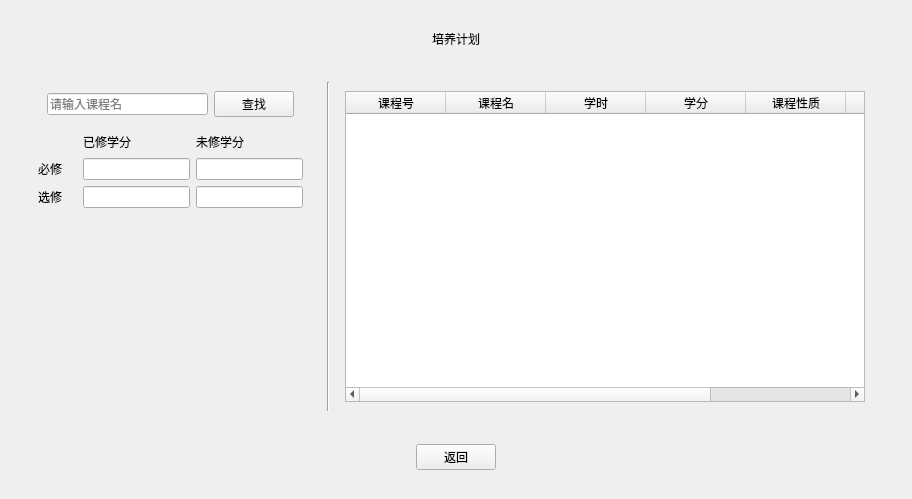
Qt form student.ui (Database-Course-Developers/Educational_Administration_System) before a commit.
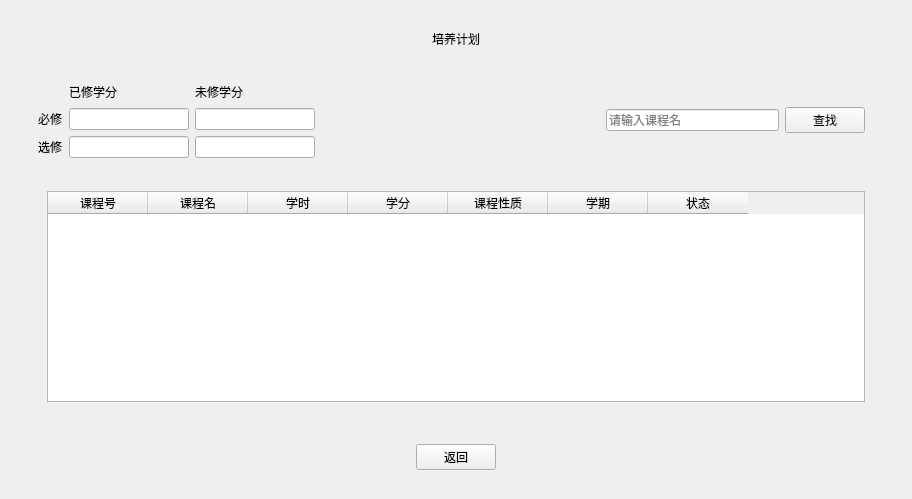
The same form after that commit.

Diff of the .ui file:
```diff
--- a/student.ui
+++ b/student.ui
@@ -640,75 +640,34 @@
        </item>
        <item>
         <widget class="QWidget" name="widget_22" native="true">
-         <layout class="QHBoxLayout" name="horizontalLayout_18" stretch="1,2">
+         <layout class="QVBoxLayout" name="verticalLayout_10" stretch="2,0">
           <item>
            <widget class="QWidget" name="widget_21" native="true">
-            <layout class="QVBoxLayout" name="verticalLayout_10">
-             <item>
-              <widget class="QWidget" name="widget_25" native="true">
-               <layout class="QHBoxLayout" name="horizontalLayout_21">
-                <item>
-                 <widget class="QLineEdit" name="stuPlan_search_line">
-                  <property name="placeholderText">
-                   <string>请输入课程名</string>
-                  </property>
-                 </widget>
-                </item>
-                <item>
-                 <widget class="QPushButton" name="pb_stuPlan_search_by_cname">
-                  <property name="text">
-                   <string>查找</string>
-                  </property>
-                 </widget>
-                </item>
-               </layout>
-              </widget>
-             </item>
+            <property name="maximumSize">
+             <size>
+              <width>16777215</width>
+              <height>94</height>
+             </size>
+            </property>
+            <layout class="QHBoxLayout" name="horizontalLayout_22">
              <item>
               <layout class="QGridLayout" name="gridLayout_3">
-               <item row="0" column="0">
-                <spacer name="horizontalSpacer_12">
-                 <property name="orientation">
-                  <enum>Qt::Horizontal</enum>
-                 </property>
-                 <property name="sizeHint" stdset="0">
-                  <size>
-                   <width>40</width>
-                   <height>20</height>
-                  </size>
-                 </property>
-                </spacer>
-               </item>
-               <item row="1" column="1">
-                <widget class="QLineEdit" name="lE_pass_1"/>
-               </item>
-               <item row="0" column="2">
-                <widget class="QLabel" name="label_19">
-                 <property name="text">
-                  <string>未修学分</string>
-                 </property>
-                </widget>
-               </item>
                <item row="1" column="2">
                 <widget class="QLineEdit" name="lE_nopass_1"/>
                </item>
-               <item row="2" column="0">
-                <widget class="QLabel" name="label_21">
-                 <property name="text">
-                  <string>选修</string>
-                 </property>
-                </widget>
-               </item>
                <item row="2" column="1">
                 <widget class="QLineEdit" name="lE_pass_0"/>
                </item>
-               <item row="1" column="0">
-                <widget class="QLabel" name="label_20">
+               <item row="0" column="2">
+                <widget class="QLabel" name="label_19">
                  <property name="text">
-                  <string>必修</string>
+                  <string>未修学分</string>
                  </property>
                 </widget>
                </item>
+               <item row="1" column="1">
+                <widget class="QLineEdit" name="lE_pass_1"/>
+               </item>
                <item row="0" column="1">
                 <widget class="QLabel" name="label_22">
                  <property name="text">
@@ -716,37 +675,64 @@
                  </property>
                 </widget>
                </item>
+               <item row="1" column="0">
+                <widget class="QLabel" name="label_20">
+                 <property name="text">
+                  <string>必修</string>
+                 </property>
+                </widget>
+               </item>
+               <item row="2" column="0">
+                <widget class="QLabel" name="label_21">
+                 <property name="text">
+                  <string>选修</string>
+                 </property>
+                </widget>
+               </item>
                <item row="2" column="2">
                 <widget class="QLineEdit" name="lE_nopass_0"/>
                </item>
-               <item row="3" column="1">
-                <spacer name="verticalSpacer">
-                 <property name="orientation">
-                  <enum>Qt::Vertical</enum>
-                 </property>
-                 <property name="sizeHint" stdset="0">
-                  <size>
-                   <width>20</width>
-                   <height>40</height>
-                  </size>
-                 </property>
-                </spacer>
-               </item>
               </layout>
              </item>
+             <item>
+              <spacer name="horizontalSpacer_31">
+               <property name="orientation">
+                <enum>Qt::Horizontal</enum>
+               </property>
+               <property name="sizeHint" stdset="0">
+                <size>
+                 <width>40</width>
+                 <height>20</height>
+                </size>
+               </property>
+              </spacer>
+             </item>
+             <item>
+              <widget class="QWidget" name="widget_25" native="true">
+               <layout class="QHBoxLayout" name="horizontalLayout_21">
+                <item>
+                 <widget class="QLineEdit" name="stuPlan_search_line">
+                  <property name="placeholderText">
+                   <string>请输入课程名</string>
+                  </property>
+                 </widget>
+                </item>
+                <item>
+                 <widget class="QPushButton" name="pb_stuPlan_search_by_cname">
+                  <property name="text">
+                   <string>查找</string>
+                  </property>
+                 </widget>
+                </item>
+               </layout>
+              </widget>
+             </item>
             </layout>
            </widget>
           </item>
           <item>
            <widget class="QWidget" name="widget_20" native="true">
-            <layout class="QHBoxLayout" name="horizontalLayout_17" stretch="0,0">
-             <item>
-              <widget class="Line" name="line_7">
-               <property name="orientation">
-                <enum>Qt::Vertical</enum>
-               </property>
-              </widget>
-             </item>
+            <layout class="QHBoxLayout" name="horizontalLayout_17" stretch="0">
              <item>
               <widget class="QWidget" name="widget_17" native="true">
                <layout class="QHBoxLayout" name="horizontalLayout_8">
```
